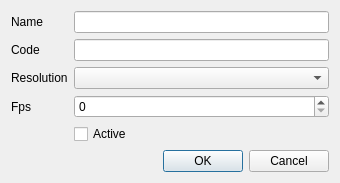
code-google-com/oyprojectmanager, file oyProjectManager/ui/project_properties.ui: the form before one commit.
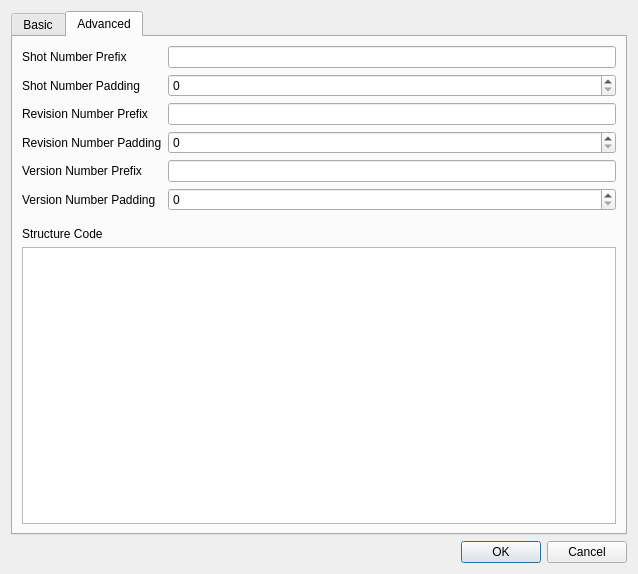
The form after the commit. The open tabs and pages were chosen to show the change.

Commit message: * project_properties UI now shows and edits advanced properties like shot   number padding and prefix, revision number padding and prefix, version number   padding and prefix and the structure of the Project.

What changed in the file:
```diff
--- a/oyProjectManager/ui/project_properties.ui
+++ b/oyProjectManager/ui/project_properties.ui
@@ -6,8 +6,8 @@
    <rect>
     <x>0</x>
     <y>0</y>
-    <width>340</width>
-    <height>175</height>
+    <width>638</width>
+    <height>574</height>
    </rect>
   </property>
   <property name="windowTitle">
@@ -15,6 +15,16 @@
   </property>
   <layout class="QVBoxLayout" name="verticalLayout">
    <item>
+    <widget class="QTabWidget" name="tabWidget">
+     <property name="currentIndex">
+      <number>0</number>
+     </property>
+     <widget class="QWidget" name="tab">
+      <attribute name="title">
+       <string>Basic</string>
+      </attribute>
+      <layout class="QVBoxLayout" name="verticalLayout_4">
+       <item>
     <layout class="QGridLayout" name="gridLayout">
      <item row="0" column="0">
       <widget class="QLabel" name="name_label">
@@ -64,6 +74,111 @@
       </widget>
      </item>
     </layout>
+       </item>
+       <item>
+        <spacer name="verticalSpacer">
+         <property name="orientation">
+          <enum>Qt::Vertical</enum>
+         </property>
+         <property name="sizeHint" stdset="0">
+          <size>
+           <width>20</width>
+           <height>40</height>
+          </size>
+         </property>
+        </spacer>
+       </item>
+      </layout>
+     </widget>
+     <widget class="QWidget" name="tab_2">
+      <attribute name="title">
+       <string>Advanced</string>
+      </attribute>
+      <layout class="QVBoxLayout" name="verticalLayout_3">
+       <item>
+        <layout class="QGridLayout" name="gridLayout_2">
+         <item row="0" column="0">
+          <widget class="QLabel" name="shot_number_prefix_label">
+           <property name="text">
+            <string>Shot Number Prefix</string>
+           </property>
+          </widget>
+         </item>
+         <item row="2" column="0">
+          <widget class="QLabel" name="revision_number_prefix_label">
+           <property name="text">
+            <string>Revision Number Prefix</string>
+           </property>
+          </widget>
+         </item>
+         <item row="4" column="0">
+          <widget class="QLabel" name="version_number_prefix_label">
+           <property name="text">
+            <string>Version Number Prefix</string>
+           </property>
+          </widget>
+         </item>
+         <item row="1" column="0">
+          <widget class="QLabel" name="shot_number_padding_label">
+           <property name="text">
+            <string>Shot Number Padding</string>
+           </property>
+          </widget>
+         </item>
+         <item row="3" column="0">
+          <widget class="QLabel" name="revision_number_padding_label">
+           <property name="text">
+            <string>Revision Number Padding</string>
+           </property>
+          </widget>
+         </item>
+         <item row="5" column="0">
+          <widget class="QLabel" name="version_number_padding_label">
+           <property name="text">
+            <string>Version Number Padding</string>
+           </property>
+          </widget>
+         </item>
+         <item row="0" column="1">
+          <widget class="QLineEdit" name="shot_number_prefix_lineEdit"/>
+         </item>
+         <item row="2" column="1">
+          <widget class="QLineEdit" name="revision_number_prefix_lineEdit"/>
+         </item>
+         <item row="4" column="1">
+          <widget class="QLineEdit" name="version_number_prefix_lineEdit"/>
+         </item>
+         <item row="1" column="1">
+          <widget class="QSpinBox" name="shot_number_padding_spinBox"/>
+         </item>
+         <item row="3" column="1">
+          <widget class="QSpinBox" name="revision_number_padding_spinBox"/>
+         </item>
+         <item row="5" column="1">
+          <widget class="QSpinBox" name="version_number_padding_spinBox"/>
+         </item>
+        </layout>
+       </item>
+       <item>
+        <layout class="QVBoxLayout" name="verticalLayout_2">
+         <property name="topMargin">
+          <number>10</number>
+         </property>
+         <item>
+          <widget class="QLabel" name="structure_label">
+           <property name="text">
+            <string>Structure Code</string>
+           </property>
+          </widget>
+         </item>
+         <item>
+          <widget class="QTextEdit" name="structure_textEdit"/>
+         </item>
+        </layout>
+       </item>
+      </layout>
+     </widget>
+    </widget>
    </item>
    <item>
     <widget class="QDialogButtonBox" name="buttonBox">
```
Left out of the diff: 26 changed lines with no effect on the pictures. Lines whose indentation alone changed are shown as unchanged. The commit also changes 6 other files.
